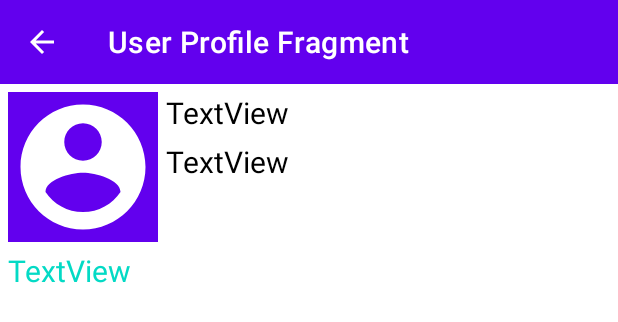
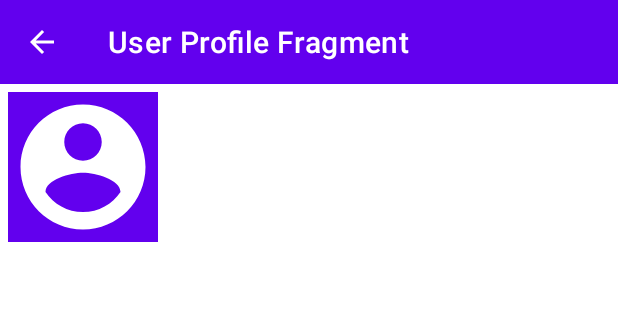
Before and after one commit to Dephit/GitHubUsers, an Android app: the layout user_deatail_fragment.xml on its own in the app's theme, with its tools: preview values and no code run, on a phone screen of 412 x 824 dp. Shown: the top 322 px of the screen. Run offline under Robolectric (Android 15) with nearby library versions, the phone set to English and light mode, and no system bars.

Commit message:
stable work

```diff
--- a/app/src/main/res/layout/user_deatail_fragment.xml
+++ b/app/src/main/res/layout/user_deatail_fragment.xml
@@ -1,7 +1,6 @@
 <?xml version="1.0" encoding="utf-8"?>
 <androidx.constraintlayout.widget.ConstraintLayout xmlns:android="http://schemas.android.com/apk/res/android"
     xmlns:app="http://schemas.android.com/apk/res-auto"
-    xmlns:tools="http://schemas.android.com/tools"
     android:layout_width="match_parent"
     android:layout_height="match_parent">
 
@@ -39,7 +38,7 @@
         android:layout_height="wrap_content"
         android:layout_margin="5dp"
         android:ellipsize="end"
-        android:text="TextView"
+        android:text=""
         android:textColor="@color/black"
         android:textSize="20sp"
         app:layout_constraintEnd_toEndOf="parent"
@@ -52,7 +51,7 @@
         android:layout_height="wrap_content"
         android:layout_margin="5dp"
         android:ellipsize="end"
-        android:text="TextView"
+        android:text=""
         android:textColor="@color/link_text_color"
         android:textSize="20sp"
         app:layout_constraintEnd_toEndOf="parent"
@@ -65,7 +64,7 @@
         android:layout_height="wrap_content"
         android:layout_margin="5dp"
         android:ellipsize="end"
-        android:text="TextView"
+        android:text=""
         android:textColor="@color/black"
         android:textSize="20sp"
         app:layout_constraintEnd_toEndOf="parent"
```
